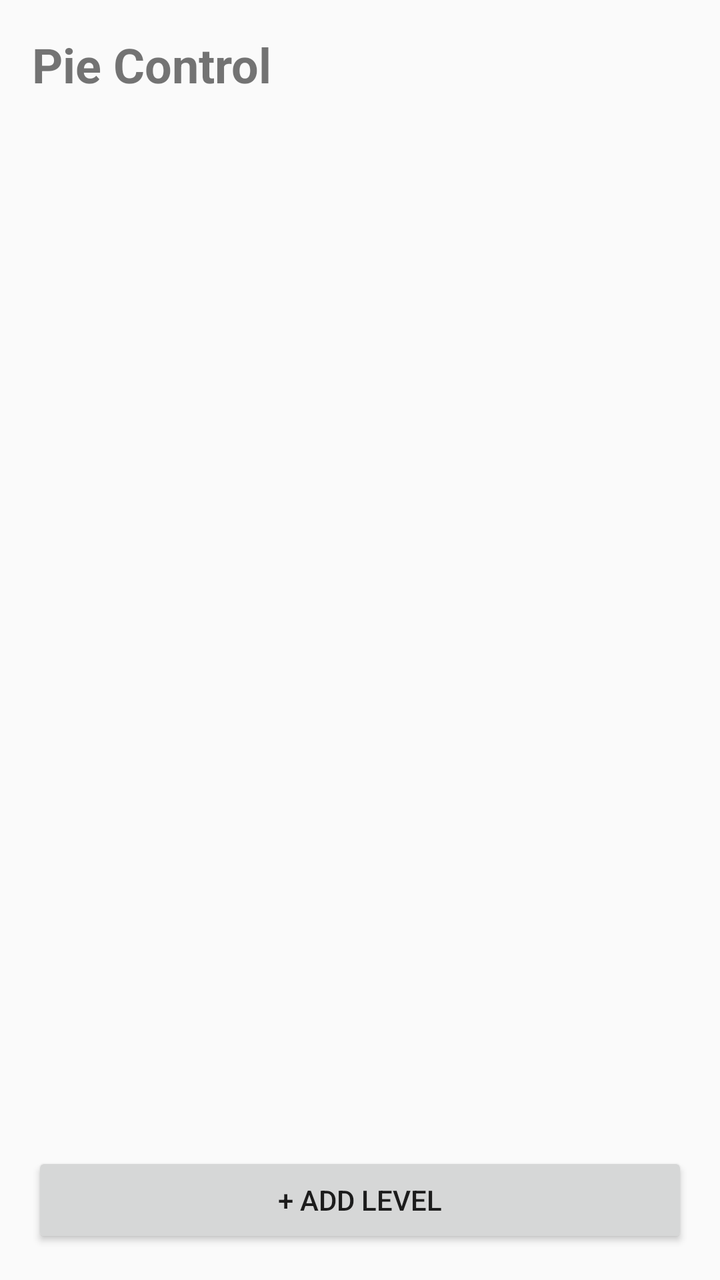
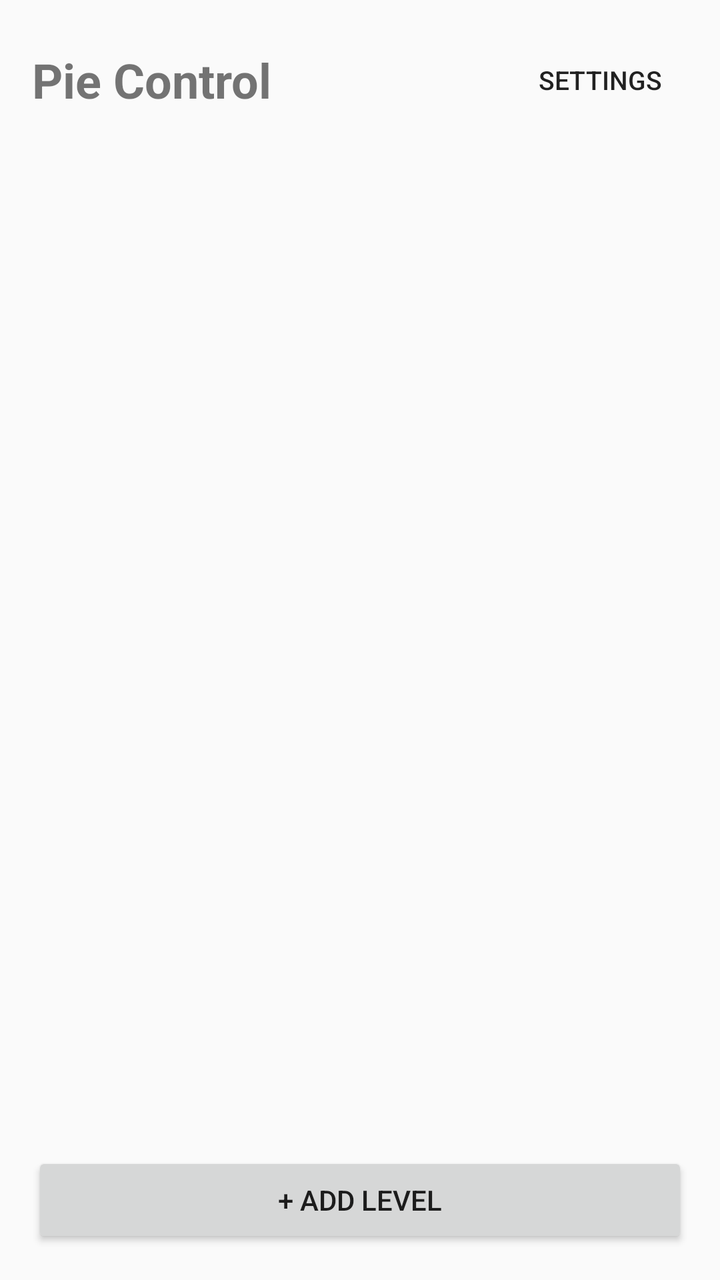

Compare the two renders of this Android layout. The source of the first and the diff that turns it into the second are given below.
<!-- AndroidManifest.xml: application theme android:Theme.Material.Light.DarkActionBar -->
<!-- res/layout/activity_main.xml -->
<?xml version="1.0" encoding="utf-8"?>
<LinearLayout xmlns:android="http://schemas.android.com/apk/res/android"
    android:layout_width="match_parent"
    android:layout_height="match_parent"
    android:orientation="vertical"
    android:padding="16dp">

    <TextView
        android:layout_width="wrap_content"
        android:layout_height="wrap_content"
        android:text="Pie Control"
        android:textSize="24sp"
        android:textStyle="bold"
        android:layout_marginBottom="12dp" />

    <androidx.recyclerview.widget.RecyclerView
        android:id="@+id/items_list"
        android:layout_width="match_parent"
        android:layout_height="0dp"
        android:layout_weight="1" />

    <Button
        android:id="@+id/btn_add_level"
        android:layout_width="match_parent"
        android:layout_height="wrap_content"
        android:layout_marginTop="8dp"
        android:text="+ Add Level" />

</LinearLayout>
<!-- resources referenced by this layout -->
<resources>

</resources>

<!-- the commit's change to res/layout/activity_main.xml (unified diff, before → after) -->
@@ -5,13 +5,29 @@
     android:orientation="vertical"
     android:padding="16dp">
 
-    <TextView
-        android:layout_width="wrap_content"
+    <LinearLayout
+        android:layout_width="match_parent"
         android:layout_height="wrap_content"
-        android:text="Pie Control"
-        android:textSize="24sp"
-        android:textStyle="bold"
-        android:layout_marginBottom="12dp" />
+        android:orientation="horizontal"
+        android:gravity="center_vertical"
+        android:layout_marginBottom="12dp">
+
+        <TextView
+            android:layout_width="0dp"
+            android:layout_height="wrap_content"
+            android:layout_weight="1"
+            android:text="Pie Control"
+            android:textSize="24sp"
+            android:textStyle="bold" />
+
+        <Button
+            android:id="@+id/btn_settings"
+            android:layout_width="wrap_content"
+            android:layout_height="wrap_content"
+            android:text="Settings"
+            android:textSize="13sp"
+            style="?android:attr/borderlessButtonStyle" />
+    </LinearLayout>
 
     <androidx.recyclerview.widget.RecyclerView
         android:id="@+id/items_list"
